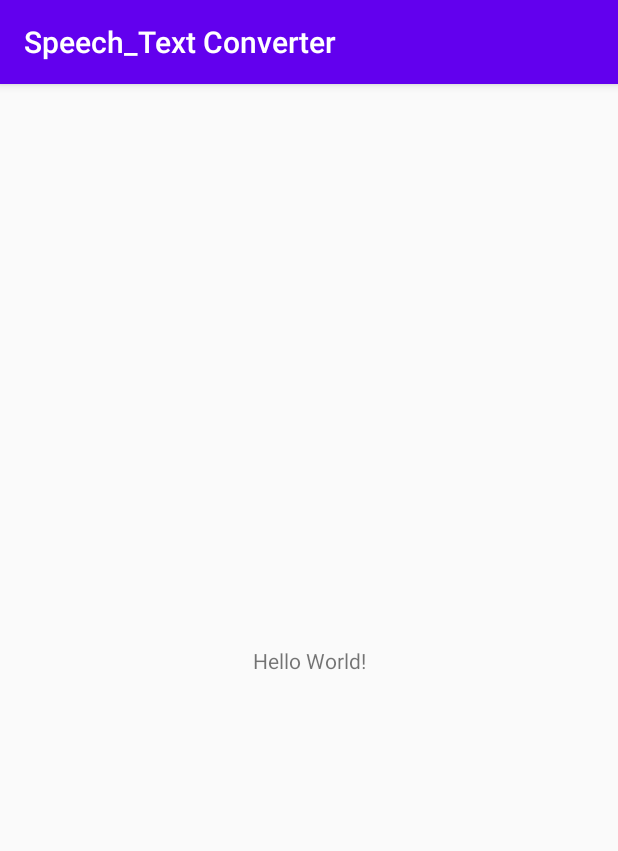
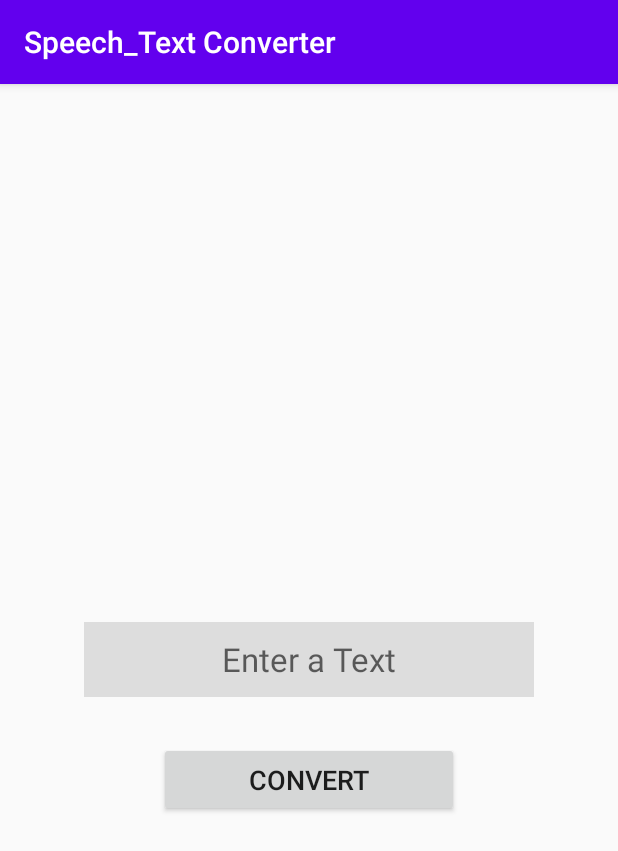
Before and after one commit to kareem983/Speech_Text_Converter, an Android app: the screen it shows after launch (MainActivity), on a phone screen of 412 x 824 dp. Shown: the top 851 px of the screen. Run offline under Robolectric (Android 15) with nearby library versions, the phone set to English and light mode, and no system bars.

Commit message:
Speech To Text Converter Feature Added

```diff
--- a/Speech_Text Converter/app/build.gradle
+++ b/Speech_Text Converter/app/build.gradle
@@ -8,7 +8,7 @@ android {
 
     defaultConfig {
         applicationId "com.example.speech_textconverter"
-        minSdkVersion 19
+        minSdkVersion 26
         targetSdkVersion 30
         versionCode 1
         versionName "1.0"
--- a/Speech_Text Converter/app/src/main/java/com/example/speech_textconverter/MainActivity.kt
+++ b/Speech_Text Converter/app/src/main/java/com/example/speech_textconverter/MainActivity.kt
@@ -1,12 +1,38 @@
 package com.example.speech_textconverter
 
+import android.os.Bundle
+import android.speech.tts.TextToSpeech
+import android.widget.Button
+import android.widget.EditText
+import android.widget.Toast
 import androidx.appcompat.app.AppCompatActivity
-import android.os.Bundle
+import java.util.*
 
 class MainActivity : AppCompatActivity() {
+    lateinit var t1:TextToSpeech
+    lateinit var textInput:EditText
+    lateinit var convertBtn:Button
+
     override fun onCreate(savedInstanceState: Bundle?) {
         super.onCreate(savedInstanceState)
         setContentView(R.layout.activity_main)
 
+        textInput = findViewById(R.id.edit_text)
+        convertBtn = findViewById(R.id.convert_bnt)
+
+        t1 = TextToSpeech(applicationContext) { status ->
+            if (status != TextToSpeech.ERROR) {
+                t1.language = Locale.UK
+            }
+        }
+
+        convertBtn.setOnClickListener {
+            val toSpeech: String = textInput.text.toString()
+            if(!toSpeech.isEmpty()) {
+                Toast.makeText(this, toSpeech, Toast.LENGTH_LONG).show()
+                t1.speak(toSpeech, TextToSpeech.QUEUE_FLUSH, null)
+            }else Toast.makeText(this, "Enter a Text", Toast.LENGTH_SHORT).show()
+        }
+
     }
 }
--- a/Speech_Text Converter/app/src/main/res/layout/activity_main.xml
+++ b/Speech_Text Converter/app/src/main/res/layout/activity_main.xml
@@ -1,18 +1,32 @@
 <?xml version="1.0" encoding="utf-8"?>
-<androidx.constraintlayout.widget.ConstraintLayout xmlns:android="http://schemas.android.com/apk/res/android"
+<RelativeLayout
+    xmlns:android="http://schemas.android.com/apk/res/android"
     xmlns:app="http://schemas.android.com/apk/res-auto"
     xmlns:tools="http://schemas.android.com/tools"
     android:layout_width="match_parent"
     android:layout_height="match_parent"
     tools:context=".MainActivity">
 
-    <TextView
-        android:layout_width="wrap_content"
-        android:layout_height="wrap_content"
-        android:text="Hello World!"
-        app:layout_constraintBottom_toBottomOf="parent"
-        app:layout_constraintLeft_toLeftOf="parent"
-        app:layout_constraintRight_toRightOf="parent"
-        app:layout_constraintTop_toTopOf="parent" />
+    <EditText
+        android:id="@+id/edit_text"
+        android:layout_width="300dp"
+        android:layout_height="50dp"
+        android:hint="Enter a Text"
+        android:gravity="center"
+        android:background="#DDD"
+        android:textColor="#000"
+        android:textSize="22dp"
+        android:layout_centerInParent="true" />
 
-</androidx.constraintlayout.widget.ConstraintLayout>
+    <Button
+        android:id="@+id/convert_bnt"
+        android:layout_width="200dp"
+        android:layout_height="50dp"
+        android:layout_below="@id/edit_text"
+        android:layout_centerHorizontal="true"
+        android:layout_marginTop="30dp"
+        android:text="Convert"
+        android:textSize="18dp" />
+
+
+</RelativeLayout>
```
